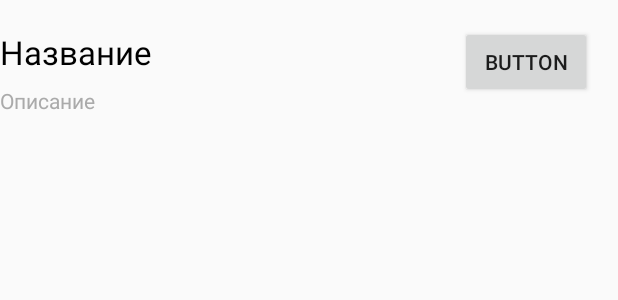
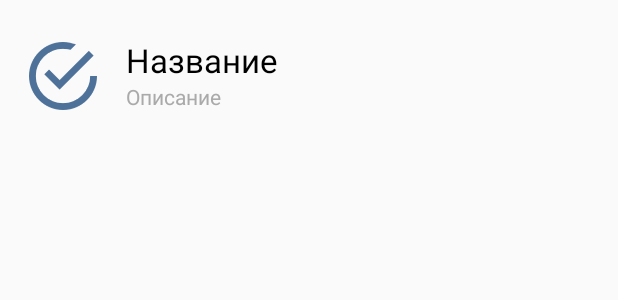
Before and after one commit to nikitko43/Designal, an Android app: the layout task_item.xml on its own in the app's theme, with its tools: preview values and no code run, on a phone screen of 412 x 824 dp. Shown: the top 300 px of the screen. Run offline under Robolectric (Android 15) with nearby library versions, the phone set to English and light mode, and no system bars.

Commit message:
Нормальные таски

```diff
--- a/app/src/main/res/layout/task_item.xml
+++ b/app/src/main/res/layout/task_item.xml
@@ -11,33 +11,39 @@
         android:id="@+id/tv_name"
         android:layout_width="wrap_content"
         android:layout_height="wrap_content"
-        android:layout_marginTop="20dp"
+        android:layout_marginLeft="19dp"
+        android:layout_marginStart="19dp"
+        android:layout_marginTop="25dp"
         android:text="Название"
         android:textAppearance="@style/TextAppearance.AppCompat.Large"
         android:textColor="@android:color/background_dark"
-        app:layout_constraintTop_toTopOf="parent"
-        tools:layout_editor_absoluteX="16dp" />
+        app:layout_constraintStart_toEndOf="@+id/imageButton"
+        app:layout_constraintTop_toTopOf="parent" />
 
     <TextView
         android:id="@+id/tv_description"
         android:layout_width="wrap_content"
         android:layout_height="wrap_content"
-        android:layout_marginTop="8dp"
+        android:layout_marginLeft="19dp"
+        android:layout_marginStart="19dp"
         android:text="Описание"
         android:textColor="@android:color/darker_gray"
-        app:layout_constraintTop_toBottomOf="@+id/tv_name"
-        tools:layout_editor_absoluteX="16dp" />
+        app:layout_constraintStart_toEndOf="@+id/imageButton"
+        app:layout_constraintTop_toBottomOf="@+id/tv_name" />
 
-    <Button
-        android:id="@+id/button"
-        android:layout_width="wrap_content"
-        android:layout_height="wrap_content"
-        android:layout_marginEnd="17dp"
-        android:layout_marginRight="17dp"
-        android:layout_marginTop="17dp"
-        android:focusable="false"
-        android:text="Button"
-        app:layout_constraintEnd_toEndOf="parent"
-        app:layout_constraintTop_toTopOf="parent" />
+
+    <ImageButton
+        android:id="@+id/imageButton"
+        android:layout_width="45dp"
+        android:layout_height="45dp"
+        android:layout_marginLeft="19dp"
+        android:layout_marginStart="19dp"
+        android:layout_marginTop="28dp"
+        android:background="@android:color/transparent"
+        android:scaleType="centerCrop"
+        android:tint="#4d7198"
+        app:layout_constraintStart_toStartOf="parent"
+        app:layout_constraintTop_toTopOf="parent"
+        app:srcCompat="@mipmap/ok" />
 
 </android.support.constraint.ConstraintLayout>
--- a/app/src/main/res/values/strings.xml
+++ b/app/src/main/res/values/strings.xml
@@ -22,7 +22,7 @@
     <!-- TODO: Remove or change this placeholder text -->
     <string name="hello_blank_fragment">Hello blank fragment</string>
     <string name="title_activity_main">MainActivity</string>
-    <string name="tab_text_1">Задачи</string>
-    <string name="tab_text_2">Завершенные задачи</string>
+    <string name="tab_text_1">Текущие</string>
+    <string name="tab_text_2">Завершенные</string>
     <string name="tab_text_3">Исполнители</string>
 </resources>
```
Also changed, not shown: app/src/main/AndroidManifest.xml (+5 -6 lines), app/src/main/java/com/lawdev/designal/helpers/TasksData.java (+6 -6 lines), app/src/main/res/mipmap-mdpi/ok.png (added).
